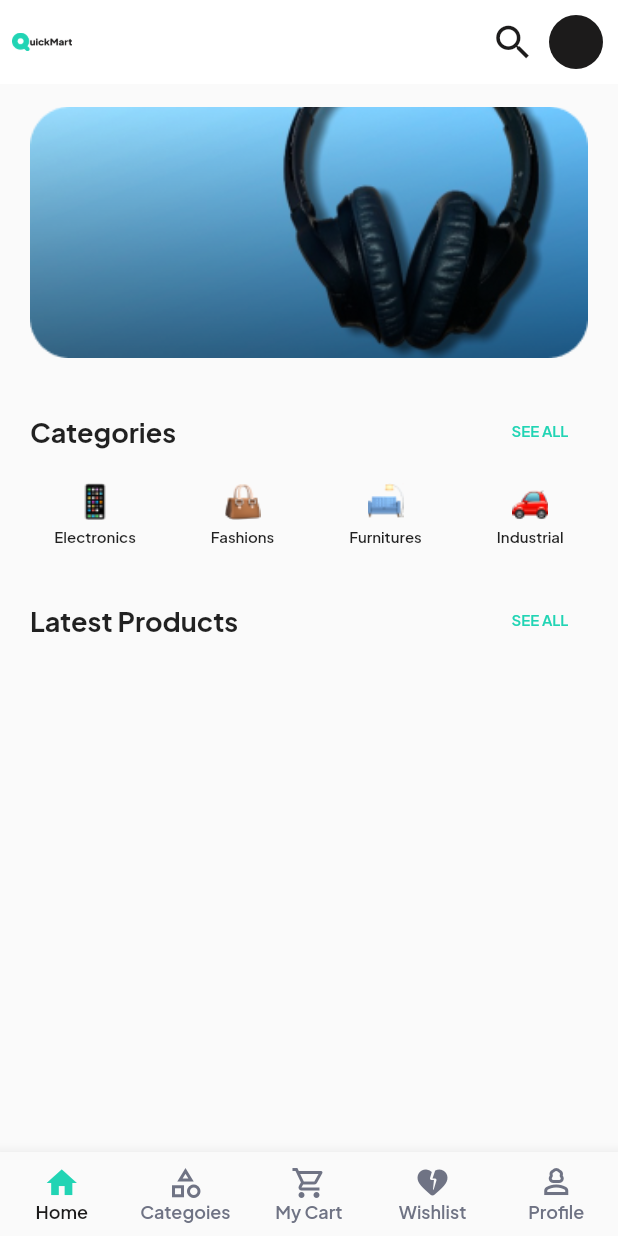
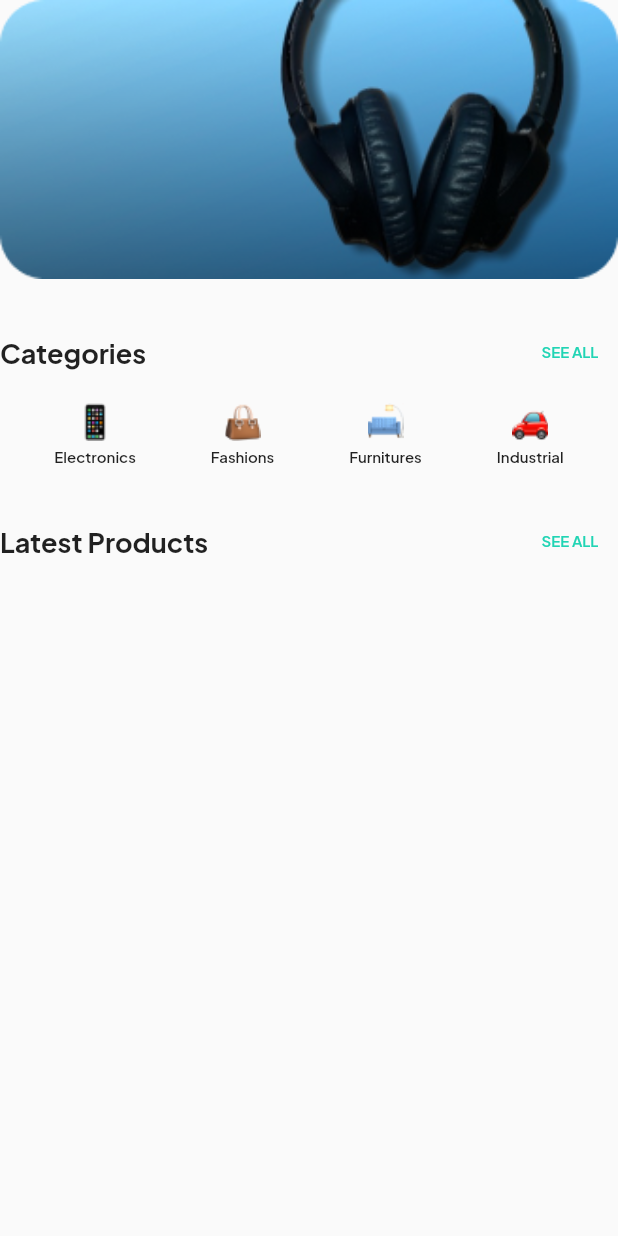
Before and after one commit to izzul-ali/quick-mart, a Flutter app: the HomeView widget shown alone on an empty page, opened directly, on a phone screen of 412 x 824 dp. Run offline on Flutter 3.47's test engine with Material 2 defaults, Android fonts, the phone set to English and light mode, and no system bars.

Commit message:
feat: add root screen

```diff
--- a/lib/views/home_view.dart
+++ /dev/null
@@ -1,112 +0,0 @@
-import 'package:flutter/material.dart';
-import '../styles/colors.dart';
-
-import '../components/category.dart';
-import '../components/title_route.dart';
-
-class HomeView extends StatelessWidget {
-  const HomeView({super.key});
-
-  @override
-  Widget build(BuildContext context) {
-    return Scaffold(
-      appBar: AppBar(
-        leading: Padding(
-          padding: const EdgeInsets.symmetric(horizontal: 8),
-          child: Image.asset('assets/logo/quickmart_second.png'),
-        ),
-        actions: [
-          IconButton(
-            onPressed: () {},
-            icon: const Icon(
-              Icons.search,
-              color: COLORS.black,
-              size: 30,
-            ),
-          ),
-          const CircleAvatar(
-            backgroundColor: COLORS.black,
-            radius: 18,
-          ),
-          const SizedBox(width: 10),
-        ],
-      ),
-      body: Padding(
-        padding: const EdgeInsets.symmetric(horizontal: 20, vertical: 15),
-        child: Column(
-          children: [
-            SizedBox(
-              width: double.infinity,
-              child: Stack(
-                children: [
-                  Image.asset(
-                    'assets/images/headset.png',
-                    fit: BoxFit.cover,
-                    width: double.infinity,
-                  )
-                ],
-              ),
-            ),
-            const SizedBox(height: 25),
-            TitleRoute(
-              heading: 'Categories',
-              title: 'SEE ALL',
-              onPress: () {},
-            ),
-            const SizedBox(height: 10),
-            SingleChildScrollView(
-              scrollDirection: Axis.horizontal,
-              child: Row(
-                mainAxisSize: MainAxisSize.max,
-                children: [
-                  Category(
-                    onPress: () {},
-                    image: 'assets/icons/phone.png',
-                    title: 'Electronics',
-                  ),
-                  const SizedBox(width: 50),
-                  Category(
-                    onPress: () {},
-                    image: 'assets/icons/bag.png',
-                    title: 'Fashions',
-                  ),
-                  const SizedBox(width: 50),
-                  Category(
-                    onPress: () {},
-                    image: 'assets/icons/chair.png',
-                    title: 'Furnitures',
-                  ),
-                  const SizedBox(width: 50),
-                  Category(
-                    onPress: () {},
-                    image: 'assets/icons/car.png',
-                    title: 'Industrial',
-                  ),
-                ],
-              ),
-            ),
-            const SizedBox(height: 25),
-            TitleRoute(
-              heading: 'Latest Products',
-              title: 'SEE ALL',
-              onPress: () {},
-            ),
-          ],
-        ),
-      ),
-      bottomNavigationBar: BottomNavigationBar(
-        items: const [
-          BottomNavigationBarItem(icon: Icon(Icons.home), label: 'Home'),
-          BottomNavigationBarItem(
-              icon: Icon(Icons.category_outlined), label: 'Categoies'),
-          BottomNavigationBarItem(
-              icon: Icon(Icons.shopping_cart_outlined), label: 'My Cart'),
-          BottomNavigationBarItem(
-              icon: Icon(Icons.heart_broken_rounded), label: 'Wishlist'),
-          BottomNavigationBarItem(
-              icon: Icon(Icons.person_3_outlined), label: 'Profile'),
-        ],
-      ),
-    );
-  }
-}
--- /dev/null
+++ b/lib/views/root/home_view.dart
@@ -0,0 +1,72 @@
+import 'package:flutter/material.dart';
+
+import '../../components/category.dart';
+import '../../components/title_route.dart';
+
+class HomeView extends StatelessWidget {
+  const HomeView({super.key});
+
+  @override
+  Widget build(BuildContext context) {
+    return Column(
+      children: [
+        SizedBox(
+          width: double.infinity,
+          child: Stack(
+            children: [
+              Image.asset(
+                'assets/images/headset.png',
+                fit: BoxFit.cover,
+                width: double.infinity,
+              )
+            ],
+          ),
+        ),
+        const SizedBox(height: 25),
+        TitleRoute(
+          heading: 'Categories',
+          title: 'SEE ALL',
+          onPress: () {},
+        ),
+        const SizedBox(height: 10),
+        SingleChildScrollView(
+          scrollDirection: Axis.horizontal,
+          child: Row(
+            mainAxisSize: MainAxisSize.max,
+            children: [
+              Category(
+                onPress: () {},
+                image: 'assets/icons/phone.png',
+                title: 'Electronics',
+              ),
+              const SizedBox(width: 50),
+              Category(
+                onPress: () {},
+                image: 'assets/icons/bag.png',
+                title: 'Fashions',
+              ),
+              const SizedBox(width: 50),
+              Category(
+                onPress: () {},
+                image: 'assets/icons/chair.png',
+                title: 'Furnitures',
+              ),
+              const SizedBox(width: 50),
+              Category(
+                onPress: () {},
+                image: 'assets/icons/car.png',
+                title: 'Industrial',
+              ),
+            ],
+          ),
+        ),
+        const SizedBox(height: 25),
+        TitleRoute(
+          heading: 'Latest Products',
+          title: 'SEE ALL',
+          onPress: () {},
+        ),
+      ],
+    );
+  }
+}
```
Also changed, not shown: lib/components/product_card.dart (added, +66 -0 lines), lib/main.dart (+4 -3 lines), lib/views/root/root_view.dart (added, +75 -0 lines).
